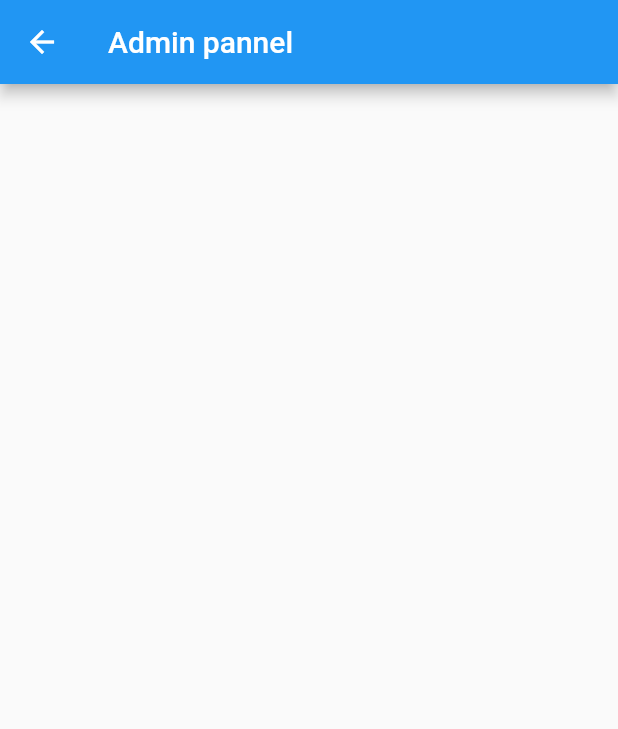
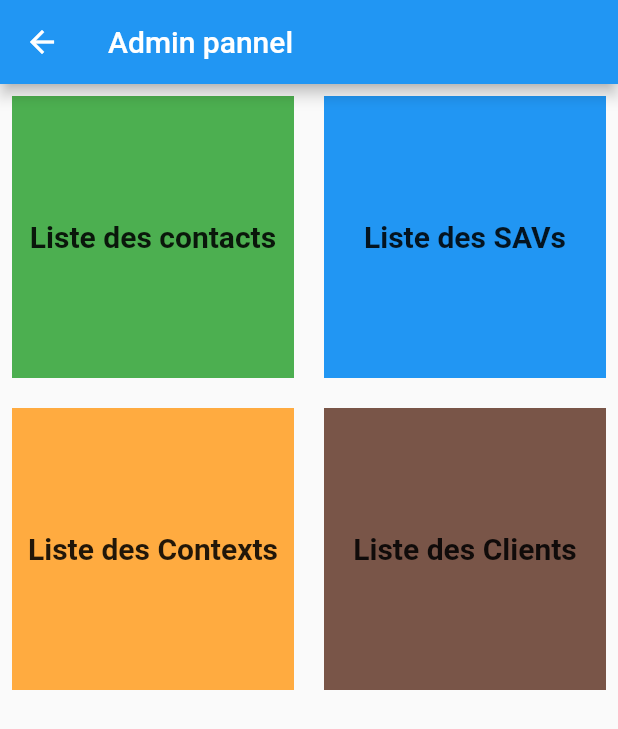
Before and after one commit to Esperlluette/nordlund_app, a Flutter app: the AdminPage screen opened directly, on a phone screen of 412 x 824 dp. Shown: the top 729 px of the screen. Run offline on Flutter 3.47's test engine with Material 2 defaults, Android fonts, the phone set to English and light mode, and no system bars; our stand-ins replace select_form_field, shared_preferences; accounts and stored records are empty.

Commit message:
to my bed

```diff
--- a/lib/main.dart
+++ b/lib/main.dart
@@ -1,8 +1,8 @@
 import 'dart:async';
 
 import 'package:flutter/material.dart';
-import 'package:nordlund_dev/pages/contact.dart';
-import 'package:nordlund_dev/pages/login.dart';
+import 'package:nordlund_dev/pages/Contact.dart';
+import 'package:nordlund_dev/Login.dart';
 
 void main() {
   runApp(const MyApp());
--- a/lib/pages/admin.dart
+++ b/lib/pages/admin.dart
@@ -1,7 +1,9 @@
-import 'dart:developer';
+import 'package:flutter/material.dart';
+import 'package:nordlund_dev/pages/admin/Clients.dart';
+import 'package:nordlund_dev/pages/admin/Contexts.dart';
+import 'package:nordlund_dev/pages/admin/SAVs.dart';
 
-import 'package:flutter/material.dart';
-import 'package:shared_preferences/shared_preferences.dart';
+import 'admin/Contacts.dart';
 
 class AdminPage extends StatefulWidget {
   const AdminPage({super.key});
@@ -11,7 +13,10 @@ class AdminPage extends StatefulWidget {
 }
 
 class AdminPageState extends State<AdminPage> {
-  void init() async {}
+  TextStyle style = const TextStyle(fontSize: 20, fontWeight: FontWeight.bold);
+  void init() async {
+
+  }
 
   @override
   Widget build(BuildContext context) {
@@ -20,7 +25,82 @@ class AdminPageState extends State<AdminPage> {
       appBar: AppBar(
         title: const Text("Admin pannel"),
       ),
-      body: null,
+      body: GridView.count(
+        padding: const EdgeInsets.all(8.0),
+        crossAxisSpacing: 20.0,
+        mainAxisSpacing: 20.0,
+        crossAxisCount: 2,
+        children: [
+          GestureDetector(
+            onTap: () {
+              Navigator.push((context),
+                  MaterialPageRoute(builder: (context) => const Contacts()));
+            },
+            child: Container(
+              height: 100,
+              width: 100,
+              color: Colors.green,
+              child: Center(
+                child: Text(
+                  "Liste des contacts",
+                  style: style,
+                ),
+              ),
+            ),
+          ),
+          GestureDetector(
+            onTap: () {
+              Navigator.push((context),
+                  MaterialPageRoute(builder: (context) => const SAVs()));
+            },
+            child: Container(
+              height: 100,
+              width: 100,
+              color: Colors.blue,
+              child: Center(
+                child: Text(
+                  "Liste des SAVs",
+                  style: style,
+                ),
+              ),
+            ),
+          ),
+          GestureDetector(
+            onTap: () {
+              Navigator.push((context),
+                  MaterialPageRoute(builder: (context) => const Contexts()));
+            },
+            child: Container(
+              height: 100,
+              width: 100,
+              color: Colors.orangeAccent,
+              child: Center(
+                child: Text(
+                  "Liste des Contexts",
+                  style: style,
+                ),
+              ),
+            ),
+          ),
+          GestureDetector(
+            onTap: () {
+              Navigator.push((context),
+                  MaterialPageRoute(builder: (context) => const Clients()));
+            },
+            child: Container(
+              height: 100,
+              width: 100,
+              color: Colors.brown,
+              child: Center(
+                child: Text(
+                  "Liste des Clients",
+                  style: style,
+                ),
+              ),
+            ),
+          ),
+        ],
+      ),
     );
   }
 }
--- /dev/null
+++ b/lib/pages/admin/Clients.dart
@@ -0,0 +1,19 @@
+import 'package:flutter/material.dart';
+
+class Clients extends StatefulWidget {
+  const Clients({super.key});
+
+  @override
+  State<Clients> createState() => _ClientsState();
+}
+
+class _ClientsState extends State<Clients> {
+  @override
+  Widget build(BuildContext context) {
+    return Scaffold(
+      appBar: AppBar(
+        title: const Text('Liste des Clients'),
+      ),body: null,
+    );
+  }
+}
--- /dev/null
+++ b/lib/pages/admin/Contacts.dart
@@ -0,0 +1,20 @@
+import 'package:flutter/material.dart';
+import 'package:flutter/src/widgets/framework.dart';
+import 'package:flutter/src/widgets/placeholder.dart';
+
+class Contacts extends StatefulWidget {
+  const Contacts({super.key});
+
+  @override
+  State<Contacts> createState() => _ContactsState();
+}
+
+class _ContactsState extends State<Contacts> {
+  @override
+  Widget build(BuildContext context) {
+    return Scaffold(
+      appBar: AppBar(title: const Text('Liste des Contacts'),
+      ),body: null,
+    );
+  }
+}
--- /dev/null
+++ b/lib/pages/admin/Contexts.dart
@@ -0,0 +1,19 @@
+import 'package:flutter/material.dart';
+
+class Contexts extends StatefulWidget {
+  const Contexts({super.key});
+
+  @override
+  State<Contexts> createState() => _ContextsState();
+}
+
+class _ContextsState extends State<Contexts> {
+  @override
+  Widget build(BuildContext context) {
+    return Scaffold(
+      appBar: AppBar(
+        title: const Text('Liste des contexts'),
+      ),body: null,
+    );
+  }
+}
--- /dev/null
+++ b/lib/pages/admin/SAVs.dart
@@ -0,0 +1,21 @@
+import 'package:flutter/material.dart';
+import 'package:flutter/src/widgets/framework.dart';
+import 'package:flutter/src/widgets/placeholder.dart';
+
+class SAVs extends StatefulWidget {
+  const SAVs({super.key});
+
+  @override
+  State<SAVs> createState() => _SAVsState();
+}
+
+class _SAVsState extends State<SAVs> {
+  @override
+  Widget build(BuildContext context) {
+    return Scaffold(
+      appBar: AppBar(
+        title: const Text('Liste des SAV'),
+      ),
+    );
+  }
+}
--- a/lib/pages/contact.dart
+++ b/lib/pages/contact.dart
@@ -1,6 +1,6 @@
 import 'package:flutter/material.dart';
 
-import '../component/contactForm.dart';
+import '../component/ContactForm.dart';
 
 class Contact extends StatefulWidget {
   const Contact({super.key});
```
Also changed, not shown: lib/Login.dart (added, +171 -0 lines), lib/pages/Client.dart (added, +21 -0 lines), lib/pages/login.dart (deleted, +0 -130 lines), lib/utils/Token.dart (added, +72 -0 lines), lib/utils/api/Api.dart (+5 -15 lines), 1 other file.
